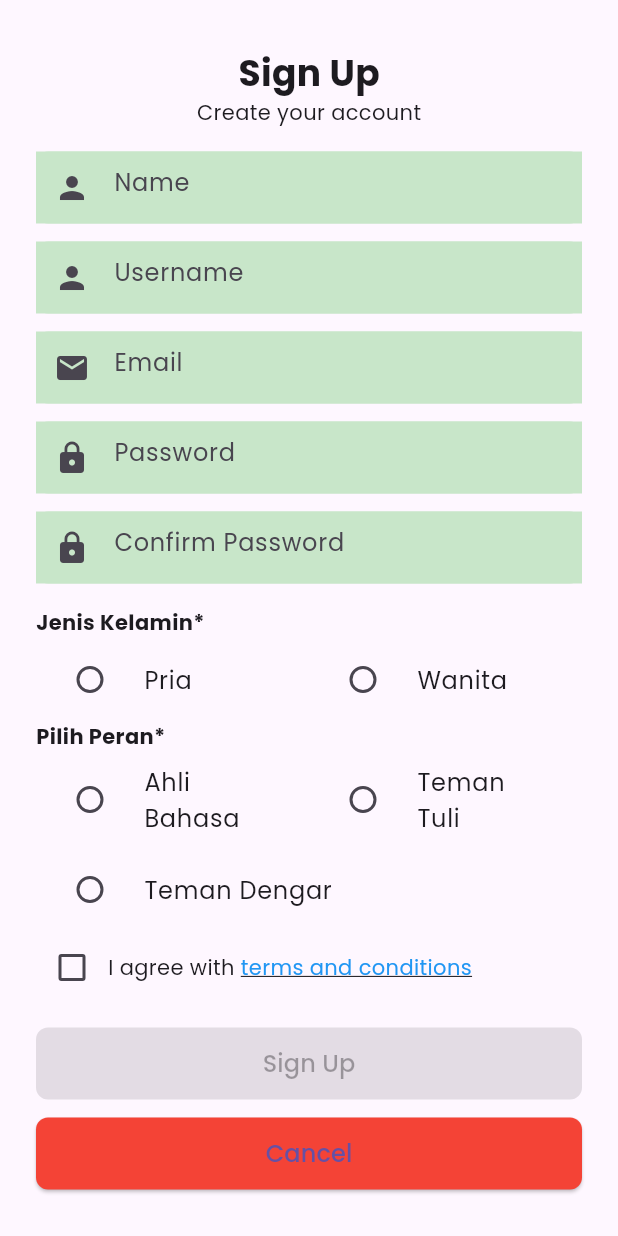
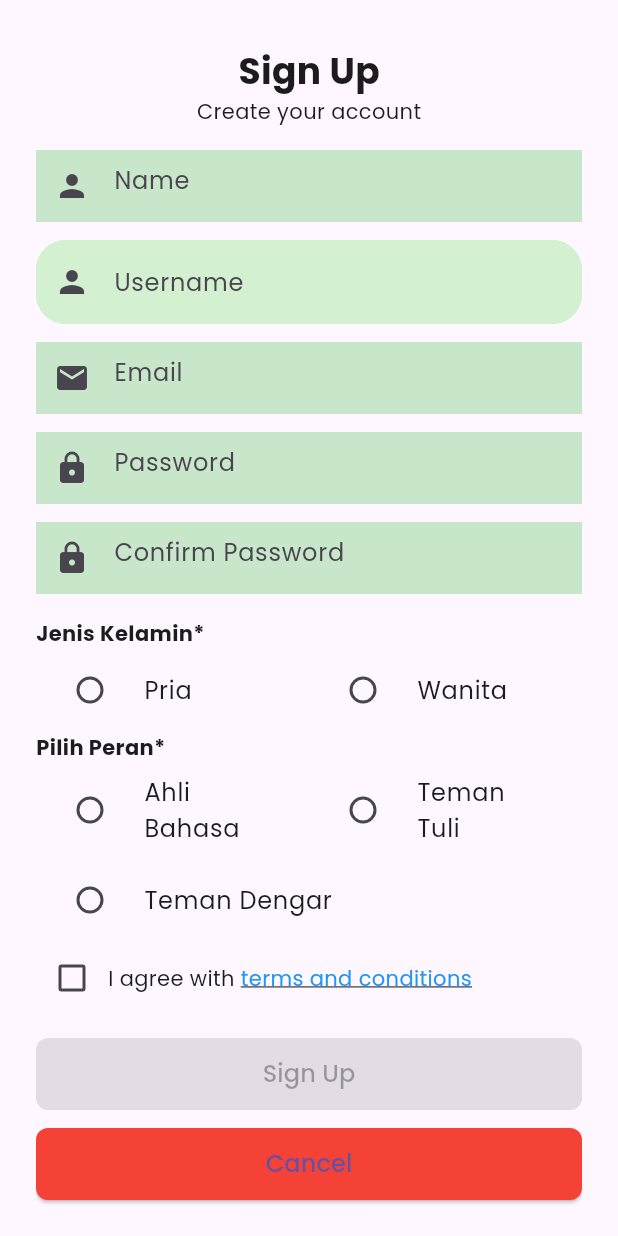
Before and after one commit to protingihear/ferework, a Flutter app: the screen it shows after launch, after a tap on "Sign Up", on a phone screen of 412 x 824 dp. Run offline on Flutter 3.47's test engine with Material 3 defaults, Android fonts, the phone set to English and light mode, and no system bars; our stand-ins replace camera, flutter_image_compress, google_fonts, image_picker, lucide_icons, permission_handler and 3 more; accounts and stored records are empty.

Commit message:
fix dulu nanti benerin lagi

```diff
--- a/lib/view/sign_in.dart
+++ b/lib/view/sign_in.dart
@@ -81,76 +81,134 @@ late SharedPreferences prefs; // Declare prefs
 
 @override
 Widget build(BuildContext context) {
+  bool _obscurePassword = true;
+
   return SafeArea(
     child: Scaffold(
+      backgroundColor: Colors.grey[100],
       body: Center(
         child: SingleChildScrollView(
-            child: Padding(
           padding: const EdgeInsets.symmetric(horizontal: 24.0),
           child: Column(
             crossAxisAlignment: CrossAxisAlignment.start,
             children: <Widget>[
               Center(
-                    child: Image.asset(
+                child: Column(
+                  children: [
+                    Image.asset(
                       'assets/logo.png',
                       height: 100,
                     ),
-                  ),
-                  // SizedBox(height: 20),
-                  Center(
-                    child: Text(
-                      'Sign In',
+                    SizedBox(height: 8),
+                    Text(
+                      'IHear',
                       style: TextStyle(
-                        fontSize: 24,
+                        fontSize: 28,
+                        color: Colors.green,
                         fontWeight: FontWeight.bold,
                       ),
                     ),
+                    SizedBox(height: 16),
+                    Text(
+                      'Sign In for IHear',
+                      style: TextStyle(
+                        fontSize: 22,
+                        fontWeight: FontWeight.bold,
                       ),
-                  Center(
-                    child: Text('Welcome Back To My Guys'),
+                    ),
+                    SizedBox(height: 4),
+                    Text(
+                      'Welcome back!',
+                      style: TextStyle(color: Colors.grey[700]),
+                    ),
+                  ],
+                ),
               ),
               SizedBox(height: 40),
 
-                  // Email/Username TextField
+              // Email Field
              Container(
   decoration: BoxDecoration(
-                      color: Colors.green[100],
-                      borderRadius: BorderRadius.circular(8),
+    color: Color(0xFFD3F0D0),
+    borderRadius: BorderRadius.circular(30),
   ),
   child: TextField(
     controller: _emailController,
     decoration: InputDecoration(
-                        hintText: 'Username',
-                        border: InputBorder.none,
+      hintText: 'Email',
       filled: true,
-                        fillColor: Colors.green[100],
+      fillColor: Color(0xFFD3F0D0),
       prefixIcon: Icon(Icons.email),
+      contentPadding: EdgeInsets.symmetric(vertical: 18, horizontal: 20),
+      border: OutlineInputBorder(
+        borderRadius: BorderRadius.circular(20),
+        borderSide: BorderSide.none,
       ),
     ),
   ),
+),
+
+
               SizedBox(height: 12),
 
-                  // Password TextField
+              // Password Field with Visibility Toggle
               Container(
   decoration: BoxDecoration(
-                      color: Colors.green[100],
-                      borderRadius: BorderRadius.circular(8),
+    color: Color(0xFFD3F0D0),
+    borderRadius: BorderRadius.circular(30),
   ),
   child: TextField(
     controller: _passwordController,
+    obscureText: _obscurePassword,
     decoration: InputDecoration(
       hintText: 'Password',
-                        border: InputBorder.none,
       filled: true,
-                        fillColor: Colors.green[100],
+      fillColor: Color(0xFFD3F0D0),
       prefixIcon: Icon(Icons.lock),
+      suffixIcon: IconButton(
+        icon: Icon(
+          _obscurePassword ? Icons.visibility_off : Icons.visibility,
         ),
-                      obscureText: true,
+        onPressed: () {
+          setState(() {
+            _obscurePassword = !_obscurePassword;
+          });
+        },
+      ),
+      contentPadding: EdgeInsets.symmetric(vertical: 18, horizontal: 20),
+      border: OutlineInputBorder(
+        borderRadius: BorderRadius.circular(20),
+        borderSide: BorderSide.none,
       ),
     ),
-                  SizedBox(height: 16),
+  ),
+),
 
-                  // Checkbox Remember Me
+
+              SizedBox(height: 12),
+
+              // Forgot Password
+
+Align(
+  alignment: Alignment.centerLeft,
+  child: GestureDetector(
+    onTap: () {
+      print('Forgot Password tapped');
+    },
+    child: Text(
+      'Forgot your password?',
+      style: TextStyle(
+        color: Color(0xFF489042),
+         fontWeight: FontWeight.bold,
+
+
+      ),
+    ),
+  ),
+),
+
+              SizedBox(height: 12),
+              // Remember Me
               Row(
                 children: [
                   Checkbox(
@@ -164,50 +222,36 @@ late SharedPreferences prefs; // Declare prefs
                   Text('Remember Me'),
                 ],
               ),
-                  SizedBox(height: 8),
-
-                  // Forgot Password Link
-                  Align(
-                    alignment: Alignment.centerRight,
-                    child: GestureDetector(
-                      child: Text(
-                        'Forgot Password?',
-                        style: TextStyle(
-                          color: Colors.purple,
-                          decoration: TextDecoration.underline,
-                        ),
-                      ),
-                      onTap: () {
-                        print('Forgot Password tapped');
-                      },
-                    ),
-                  ),
-                  SizedBox(height: 24),
+              SizedBox(height: 16),
 
               // Sign In Button
               ElevatedButton(
   style: ElevatedButton.styleFrom(
-                      backgroundColor: Colors.green,
+    backgroundColor: Color(0xFF489042), // Warna hijau
+    foregroundColor: Colors.white, // Warna teks
     minimumSize: Size(double.infinity, 48),
     shape: RoundedRectangleBorder(
-                        borderRadius: BorderRadius.circular(8),
+      borderRadius: BorderRadius.circular(12), // Bisa ubah sesuai selera
     ),
   ),
   onPressed: _handleLogin,
-                    child: Text('Sign In', style: TextStyle(fontSize: 16)),
+  child: Text(
+    'Sign In',
+    style: TextStyle(
+      fontSize: 16,
+      fontWeight: FontWeight.bold, // Bold biar lebih tegas
+      color: Colors.white,
     ),
-
-                  // Menampilkan pesan error jika ada
+  ),
+),
+              // Error message
               if (_responseMessage != null)
                 Padding(
                   padding: const EdgeInsets.only(top: 16.0),
                   child: Center(
                     child: Text(
                       _responseMessage!,
-                          style: TextStyle(
-                            color: Colors.red,
-                            fontSize: 14,
-                          ),
+                      style: TextStyle(color: Colors.red, fontSize: 14),
                       textAlign: TextAlign.center,
                     ),
                   ),
@@ -215,13 +259,15 @@ late SharedPreferences prefs; // Declare prefs
 
               SizedBox(height: 16),
 
-                  // Sign Up Button
+              // Sign Up
               OutlinedButton(
   style: OutlinedButton.styleFrom(
-                      side: BorderSide(color: Colors.green),
+    backgroundColor: Colors.white, // Background putih
+    foregroundColor: Color(0xFF489042), // Warna teks hijau
+    side: BorderSide(color: Color(0xFF489042)), // Border hijau
     minimumSize: Size(double.infinity, 48),
     shape: RoundedRectangleBorder(
-                        borderRadius: BorderRadius.circular(8),
+      borderRadius: BorderRadius.circular(12), // Rounded
     ),
   ),
   onPressed: () {
@@ -230,14 +276,23 @@ late SharedPreferences prefs; // Declare prefs
       MaterialPageRoute(builder: (context) => Sign_Up_Page()),
     );
   },
-                    child: Text('Sign Up', style: TextStyle(fontSize: 16)),
+  child: Text(
+    'Sign Up',
+    style: TextStyle(
+      fontSize: 16,
+      fontWeight: FontWeight.bold,
+      color: Color(0xFF489042),
     ),
+  ),
+),
+
+
             ],
-              ),
           ),
         ),
       ),
     ),
   );
 }
+
 }
--- a/lib/view/sign_up.dart
+++ b/lib/view/sign_up.dart
@@ -68,15 +68,20 @@ class sign_up extends State<Sign_Up_Page> {
                 Container(
                   decoration: BoxDecoration(
                     color: Colors.green[100],
-                    borderRadius: BorderRadius.circular(8),
+                    borderRadius: BorderRadius.circular(20),
                   ),
                   child: TextField(
                     controller: usernameController,
                     decoration: InputDecoration(
                       hintText: 'Username',
-                      border: InputBorder.none,
+                      border: OutlineInputBorder(
+        borderRadius: BorderRadius.circular(20),
+        borderSide: BorderSide.none,
+      ),
                       filled: true,
-                      fillColor: Colors.green[100],
+                      fillColor:Color(0xFFD3F0D0),
+
+
                       prefixIcon: Icon(Icons.person),
                     ),
                   ),
```
Lines whose indentation alone changed are shown as unchanged.
